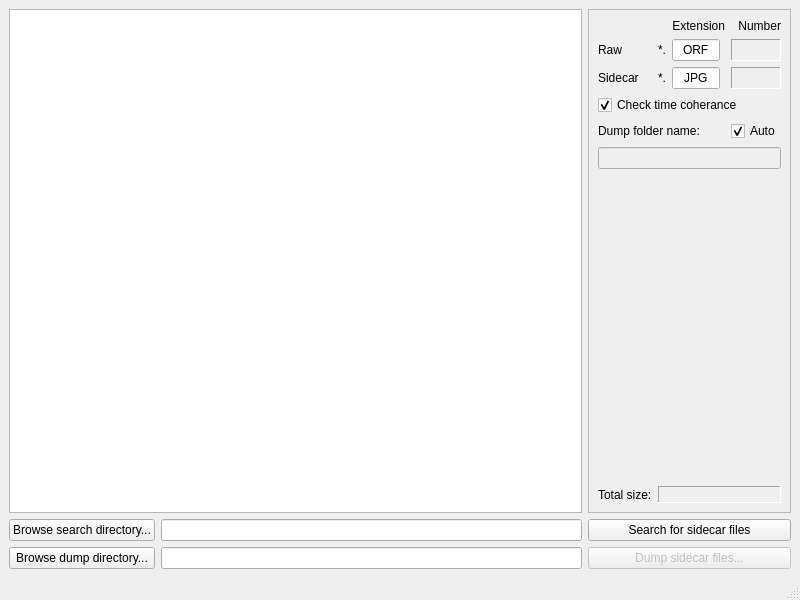
Qt form mainwindow.ui (gauvinalexandre/SidecarCleaner) before a commit.
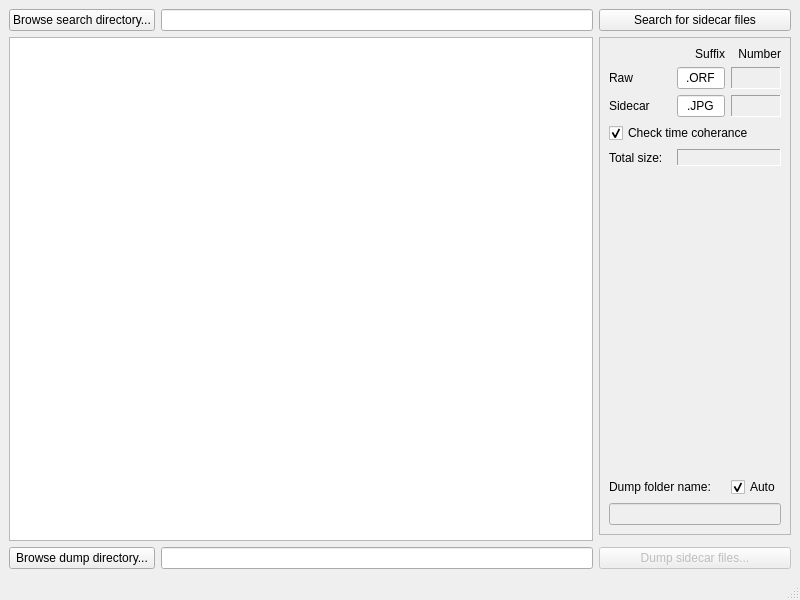
The same form after that commit.

Commit message: Extension -> Suffix

The edit to the form file:
```diff
--- a/mainwindow.ui
+++ b/mainwindow.ui
@@ -18,7 +18,7 @@
   </property>
   <widget class="QWidget" name="centralwidget">
    <layout class="QGridLayout" name="gridLayout">
-    <item row="2" column="0">
+    <item row="5" column="0">
      <widget class="QPushButton" name="browseDumpDirectoryButton">
       <property name="enabled">
        <bool>true</bool>
@@ -40,7 +40,23 @@
       </property>
      </widget>
     </item>
-    <item row="2" column="1" colspan="2">
+    <item row="1" column="1" colspan="2">
+     <widget class="QLineEdit" name="searchPathInput">
+      <property name="sizePolicy">
+       <sizepolicy hsizetype="Expanding" vsizetype="Fixed">
+        <horstretch>1</horstretch>
+        <verstretch>0</verstretch>
+       </sizepolicy>
+      </property>
+      <property name="autoFillBackground">
+       <bool>false</bool>
+      </property>
+      <property name="readOnly">
+       <bool>false</bool>
+      </property>
+     </widget>
+    </item>
+    <item row="5" column="1" colspan="2">
      <widget class="QLineEdit" name="dumpDirectoryInput">
       <property name="sizePolicy">
        <sizepolicy hsizetype="Expanding" vsizetype="Fixed">
@@ -84,20 +100,20 @@
       </property>
      </widget>
     </item>
-    <item row="0" column="0" colspan="3">
-     <widget class="QListWidget" name="searchResultDisplay">
-      <property name="sizePolicy">
-       <sizepolicy hsizetype="MinimumExpanding" vsizetype="Expanding">
-        <horstretch>0</horstretch>
-        <verstretch>0</verstretch>
-       </sizepolicy>
+    <item row="5" column="3">
+     <widget class="QPushButton" name="dumpSidecarFilesButton">
+      <property name="enabled">
+       <bool>false</bool>
       </property>
       <property name="minimumSize">
        <size>
-        <width>256</width>
-        <height>128</height>
+        <width>192</width>
+        <height>0</height>
        </size>
       </property>
+      <property name="text">
+       <string>Dump sidecar files...</string>
+      </property>
      </widget>
     </item>
     <item row="1" column="0">
@@ -119,39 +135,7 @@
       </property>
      </widget>
     </item>
-    <item row="2" column="3">
-     <widget class="QPushButton" name="dumpSidecarFilesButton">
-      <property name="enabled">
-       <bool>false</bool>
-      </property>
-      <property name="minimumSize">
-       <size>
-        <width>192</width>
-        <height>0</height>
-       </size>
-      </property>
-      <property name="text">
-       <string>Dump sidecar files...</string>
-      </property>
-     </widget>
-    </item>
-    <item row="1" column="1" colspan="2">
-     <widget class="QLineEdit" name="searchPathInput">
-      <property name="sizePolicy">
-       <sizepolicy hsizetype="Expanding" vsizetype="Fixed">
-        <horstretch>1</horstretch>
-        <verstretch>0</verstretch>
-       </sizepolicy>
-      </property>
-      <property name="autoFillBackground">
-       <bool>false</bool>
-      </property>
-      <property name="readOnly">
-       <bool>false</bool>
-      </property>
-     </widget>
-    </item>
-    <item row="0" column="3">
+    <item row="3" column="3">
      <widget class="QFrame" name="parameterFrame">
       <property name="frameShape">
        <enum>QFrame::StyledPanel</enum>
@@ -160,7 +144,7 @@
        <enum>QFrame::Raised</enum>
       </property>
       <layout class="QGridLayout" name="gridLayout_2">
-       <item row="5" column="4">
+       <item row="7" column="4">
         <widget class="QCheckBox" name="autoDumpFolderNameOption">
          <property name="sizePolicy">
           <sizepolicy hsizetype="Minimum" vsizetype="Fixed">
@@ -176,113 +160,8 @@
          </property>
         </widget>
        </item>
-       <item row="2" column="3">
-        <widget class="QLineEdit" name="sidecarExtensionInput">
-         <property name="sizePolicy">
-          <sizepolicy hsizetype="Minimum" vsizetype="Fixed">
-           <horstretch>0</horstretch>
-           <verstretch>0</verstretch>
-          </sizepolicy>
-         </property>
-         <property name="maximumSize">
-          <size>
-           <width>48</width>
-           <height>16777215</height>
-          </size>
-         </property>
-         <property name="text">
-          <string>JPG</string>
-         </property>
-         <property name="echoMode">
-          <enum>QLineEdit::Normal</enum>
-         </property>
-         <property name="alignment">
-          <set>Qt::AlignCenter</set>
-         </property>
-        </widget>
-       </item>
-       <item row="6" column="1" colspan="4">
-        <widget class="QLineEdit" name="dumpFolderNameInput">
-         <property name="enabled">
-          <bool>false</bool>
-         </property>
-         <property name="sizePolicy">
-          <sizepolicy hsizetype="Minimum" vsizetype="Fixed">
-           <horstretch>0</horstretch>
-           <verstretch>0</verstretch>
-          </sizepolicy>
-         </property>
-         <property name="minimumSize">
-          <size>
-           <width>0</width>
-           <height>0</height>
-          </size>
-         </property>
-        </widget>
-       </item>
-       <item row="12" column="2" colspan="3">
-        <widget class="QLabel" name="totalSizeDisplay">
-         <property name="sizePolicy">
-          <sizepolicy hsizetype="Minimum" vsizetype="Preferred">
-           <horstretch>0</horstretch>
-           <verstretch>0</verstretch>
-          </sizepolicy>
-         </property>
-         <property name="minimumSize">
-          <size>
-           <width>64</width>
-           <height>0</height>
-          </size>
-         </property>
-         <property name="font">
-          <font>
-           <family>Consolas</family>
-           <pointsize>10</pointsize>
-           <weight>50</weight>
-           <bold>false</bold>
-          </font>
-         </property>
-         <property name="frameShape">
-          <enum>QFrame::Panel</enum>
-         </property>
-         <property name="frameShadow">
-          <enum>QFrame::Sunken</enum>
-         </property>
-         <property name="lineWidth">
-          <number>1</number>
-         </property>
-         <property name="text">
-          <string/>
-         </property>
-         <property name="alignment">
-          <set>Qt::AlignRight|Qt::AlignTrailing|Qt::AlignVCenter</set>
-         </property>
-        </widget>
-       </item>
-       <item row="1" column="2">
-        <widget class="QLabel" name="label">
-         <property name="sizePolicy">
-          <sizepolicy hsizetype="Minimum" vsizetype="Preferred">
-           <horstretch>0</horstretch>
-           <verstretch>0</verstretch>
-          </sizepolicy>
-         </property>
-         <property name="minimumSize">
-          <size>
-           <width>0</width>
-           <height>0</height>
-          </size>
-         </property>
-         <property name="text">
-          <string>*.</string>
-         </property>
-         <property name="alignment">
-          <set>Qt::AlignRight|Qt::AlignTrailing|Qt::AlignVCenter</set>
-         </property>
-        </widget>
-       </item>
        <item row="1" column="3">
-        <widget class="QLineEdit" name="rawExtensionInput">
+        <widget class="QLineEdit" name="rawSuffixInput">
          <property name="sizePolicy">
           <sizepolicy hsizetype="Minimum" vsizetype="Fixed">
            <horstretch>0</horstretch>
@@ -296,7 +175,7 @@
           </size>
          </property>
          <property name="text">
-          <string>ORF</string>
+          <string>.ORF</string>
          </property>
          <property name="echoMode">
           <enum>QLineEdit::Normal</enum>
@@ -306,32 +185,67 @@
          </property>
         </widget>
        </item>
-       <item row="2" column="1">
-        <widget class="QLabel" name="label_9">
+       <item row="4" column="1" colspan="4">
+        <widget class="QCheckBox" name="timeCoherenceOption">
          <property name="sizePolicy">
-          <sizepolicy hsizetype="Minimum" vsizetype="Preferred">
+          <sizepolicy hsizetype="Minimum" vsizetype="Fixed">
            <horstretch>0</horstretch>
            <verstretch>0</verstretch>
           </sizepolicy>
          </property>
          <property name="minimumSize">
           <size>
-           <width>0</width>
+           <width>128</width>
            <height>0</height>
           </size>
          </property>
-         <property name="maximumSize">
+         <property name="toolTip">
+          <string>&lt;html&gt;&lt;head/&gt;&lt;body&gt;&lt;p&gt;Only select sidecar files that have the same modification time as its raw file.&lt;/p&gt;&lt;/body&gt;&lt;/html&gt;</string>
+         </property>
+         <property name="text">
+          <string>Check time coherance</string>
+         </property>
+         <property name="checked">
+          <bool>true</bool>
+         </property>
+        </widget>
+       </item>
+       <item row="0" column="3">
+        <widget class="QLabel" name="label_7">
+         <property name="sizePolicy">
+          <sizepolicy hsizetype="Minimum" vsizetype="Preferred">
+           <horstretch>0</horstretch>
+           <verstretch>0</verstretch>
+          </sizepolicy>
+         </property>
+         <property name="minimumSize">
           <size>
-           <width>16777215</width>
-           <height>16777215</height>
+           <width>48</width>
+           <height>0</height>
           </size>
          </property>
          <property name="text">
-          <string>Sidecar</string>
+          <string>Suffix</string>
          </property>
+         <property name="alignment">
+          <set>Qt::AlignRight|Qt::AlignTrailing|Qt::AlignVCenter</set>
+         </property>
         </widget>
        </item>
-       <item row="12" column="1">
+       <item row="7" column="1" colspan="3">
+        <widget class="QLabel" name="label_2">
+         <property name="sizePolicy">
+          <sizepolicy hsizetype="Minimum" vsizetype="Preferred">
+           <horstretch>0</horstretch>
+           <verstretch>0</verstretch>
+          </sizepolicy>
+         </property>
+         <property name="text">
+          <string>Dump folder name:</string>
+         </property>
+        </widget>
+       </item>
+       <item row="5" column="1" colspan="2">
         <widget class="QLabel" name="label_5">
          <property name="sizePolicy">
           <sizepolicy hsizetype="Minimum" vsizetype="Preferred">
@@ -350,70 +264,6 @@
          </property>
         </widget>
        </item>
-       <item row="1" column="4">
-        <widget class="QLabel" name="numberRawFilesDisplay">
-         <property name="sizePolicy">
-          <sizepolicy hsizetype="Minimum" vsizetype="Preferred">
-           <horstretch>0</horstretch>
-           <verstretch>0</verstretch>
-          </sizepolicy>
-         </property>
-         <property name="baseSize">
-          <size>
-           <width>0</width>
-           <height>0</height>
-          </size>
-         </property>
-         <property name="font">
-          <font>
-           <family>Consolas</family>
-           <pointsize>10</pointsize>
-           <weight>50</weight>
-           <bold>false</bold>
-          </font>
-         </property>
-         <property name="frameShape">
-          <enum>QFrame::Panel</enum>
-         </property>
-         <property name="frameShadow">
-          <enum>QFrame::Sunken</enum>
-         </property>
-         <property name="lineWidth">
-          <number>1</number>
-         </property>
-         <property name="text">
-          <string/>
-         </property>
-         <property name="alignment">
-          <set>Qt::AlignRight|Qt::AlignTrailing|Qt::AlignVCenter</set>
-         </property>
-        </widget>
-       </item>
-       <item row="1" column="1">
-        <widget class="QLabel" name="label_3">
-         <property name="sizePolicy">
-          <sizepolicy hsizetype="Minimum" vsizetype="Preferred">
-           <horstretch>0</horstretch>
-           <verstretch>0</verstretch>
-          </sizepolicy>
-         </property>
-         <property name="minimumSize">
-          <size>
-           <width>0</width>
-           <height>0</height>
-          </size>
-         </property>
-         <property name="maximumSize">
-          <size>
-           <width>16777215</width>
-           <height>16777215</height>
-          </size>
-         </property>
-         <property name="text">
-          <string>Raw</string>
-         </property>
-        </widget>
-       </item>
        <item row="2" column="4">
         <widget class="QLabel" name="numberSidecarFilesDisplay">
          <property name="sizePolicy">
@@ -481,7 +331,129 @@
          </property>
         </widget>
        </item>
-       <item row="11" column="1" colspan="4">
+       <item row="5" column="3" colspan="2">
+        <widget class="QLabel" name="totalSizeDisplay">
+         <property name="sizePolicy">
+          <sizepolicy hsizetype="Minimum" vsizetype="Preferred">
+           <horstretch>0</horstretch>
+           <verstretch>0</verstretch>
+          </sizepolicy>
+         </property>
+         <property name="minimumSize">
+          <size>
+           <width>64</width>
+           <height>0</height>
+          </size>
+         </property>
+         <property name="font">
+          <font>
+           <family>Consolas</family>
+           <pointsize>10</pointsize>
+           <weight>50</weight>
+           <bold>false</bold>
+          </font>
+         </property>
+         <property name="frameShape">
+          <enum>QFrame::Panel</enum>
+         </property>
+         <property name="frameShadow">
+          <enum>QFrame::Sunken</enum>
+         </property>
+         <property name="lineWidth">
+          <number>1</number>
+         </property>
+         <property name="text">
+          <string/>
+         </property>
+         <property name="alignment">
+          <set>Qt::AlignRight|Qt::AlignTrailing|Qt::AlignVCenter</set>
+         </property>
+        </widget>
+       </item>
+       <item row="2" column="3">
+        <widget class="QLineEdit" name="sidecarSuffixInput">
+         <property name="sizePolicy">
+          <sizepolicy hsizetype="Minimum" vsizetype="Fixed">
+           <horstretch>0</horstretch>
+           <verstretch>0</verstretch>
+          </sizepolicy>
+         </property>
+         <property name="maximumSize">
+          <size>
+           <width>48</width>
+           <height>16777215</height>
+          </size>
+         </property>
+         <property name="text">
+          <string>.JPG</string>
+         </property>
+         <property name="echoMode">
+          <enum>QLineEdit::Normal</enum>
+         </property>
+         <property name="alignment">
+          <set>Qt::AlignCenter</set>
+         </property>
+        </widget>
+       </item>
+       <item row="1" column="4">
+        <widget class="QLabel" name="numberRawFilesDisplay">
+         <property name="sizePolicy">
+          <sizepolicy hsizetype="Minimum" vsizetype="Preferred">
+           <horstretch>0</horstretch>
+           <verstretch>0</verstretch>
+          </sizepolicy>
+         </property>
+         <property name="baseSize">
+          <size>
+           <width>0</width>
+           <height>0</height>
+          </size>
+         </property>
+         <property name="font">
+          <font>
+           <family>Consolas</family>
+           <pointsize>10</pointsize>
+           <weight>50</weight>
+           <bold>false</bold>
+          </font>
+         </property>
+         <property name="frameShape">
+          <enum>QFrame::Panel</enum>
+         </property>
+         <property name="frameShadow">
+          <enum>QFrame::Sunken</enum>
+         </property>
+         <property name="lineWidth">
+          <number>1</number>
+         </property>
+         <property name="text">
+          <string/>
+         </property>
+         <property name="alignment">
+          <set>Qt::AlignRight|Qt::AlignTrailing|Qt::AlignVCenter</set>
+         </property>
+        </widget>
+       </item>
+       <item row="8" column="1" colspan="4">
+        <widget class="QLineEdit" name="dumpFolderNameInput">
+         <property name="enabled">
+          <bool>false</bool>
+         </property>
+         <property name="sizePolicy">
+          <sizepolicy hsizetype="Minimum" vsizetype="Fixed">
+           <horstretch>0</horstretch>
+           <verstretch>0</verstretch>
+          </sizepolicy>
+         </property>
+         <property name="minimumSize">
+          <size>
+           <width>0</width>
+           <height>0</height>
+          </size>
+         </property>
+        </widget>
+       </item>
+       <item row="6" column="1" colspan="4">
         <spacer name="verticalSpacer_2">
          <property name="orientation">
           <enum>Qt::Vertical</enum>
@@ -494,8 +466,8 @@
          </property>
         </spacer>
        </item>
-       <item row="2" column="2">
-        <widget class="QLabel" name="label_4">
+       <item row="1" column="1" colspan="2">
+        <widget class="QLabel" name="label_3">
          <property name="sizePolicy">
           <sizepolicy hsizetype="Minimum" vsizetype="Preferred">
            <horstretch>0</horstretch>
@@ -508,41 +480,19 @@
            <height>0</height>
           </size>
          </property>
-         <property name="text">
-          <string>*.</string>
-         </property>
-         <property name="alignment">
-          <set>Qt::AlignRight|Qt::AlignTrailing|Qt::AlignVCenter</set>
-         </property>
-        </widget>
-       </item>
-       <item row="4" column="1" colspan="4">
-        <widget class="QCheckBox" name="timeCoherenceOption">
-         <property name="sizePolicy">
-          <sizepolicy hsizetype="Minimum" vsizetype="Fixed">
-           <horstretch>0</horstretch>
-           <verstretch>0</verstretch>
-          </sizepolicy>
-         </property>
-         <property name="minimumSize">
+         <property name="maximumSize">
           <size>
-           <width>128</width>
-           <height>0</height>
+           <width>16777215</width>
+           <height>16777215</height>
           </size>
          </property>
-         <property name="toolTip">
-          <string>&lt;html&gt;&lt;head/&gt;&lt;body&gt;&lt;p&gt;Only select sidecar files that have the same modification time as its raw file.&lt;/p&gt;&lt;/body&gt;&lt;/html&gt;</string>
-         </property>
          <property name="text">
-          <string>Check time coherance</string>
+          <string>Raw</string>
          </property>
-         <property name="checked">
-          <bool>true</bool>
-         </property>
         </widget>
        </item>
-       <item row="0" column="3">
-        <widget class="QLabel" name="label_7">
+       <item row="2" column="1" colspan="2">
+        <widget class="QLabel" name="label_9">
          <property name="sizePolicy">
           <sizepolicy hsizetype="Minimum" vsizetype="Preferred">
            <horstretch>0</horstretch>
@@ -551,34 +501,40 @@
          </property>
          <property name="minimumSize">
           <size>
-           <width>48</width>
+           <width>0</width>
            <height>0</height>
           </size>
          </property>
-         <property name="text">
-          <string>Extension</string>
+         <property name="maximumSize">
+          <size>
+           <width>16777215</width>
+           <height>16777215</height>
+          </size>
          </property>
-         <property name="alignment">
-          <set>Qt::AlignRight|Qt::AlignTrailing|Qt::AlignVCenter</set>
-         </property>
-        </widget>
-       </item>
-       <item row="5" column="1" colspan="3">
-        <widget class="QLabel" name="label_2">
-         <property name="sizePolicy">
-          <sizepolicy hsizetype="Minimum" vsizetype="Preferred">
-           <horstretch>0</horstretch>
-           <verstretch>0</verstretch>
-          </sizepolicy>
-         </property>
          <property name="text">
-          <string>Dump folder name:</string>
+          <string>Sidecar</string>
          </property>
         </widget>
        </item>
       </layout>
      </widget>
     </item>
+    <item row="3" column="0" rowspan="2" colspan="3">
+     <widget class="QListWidget" name="searchResultDisplay">
+      <property name="sizePolicy">
+       <sizepolicy hsizetype="MinimumExpanding" vsizetype="Expanding">
+        <horstretch>0</horstretch>
+        <verstretch>0</verstretch>
+       </sizepolicy>
+      </property>
+      <property name="minimumSize">
+       <size>
+        <width>256</width>
+        <height>128</height>
+       </size>
+      </property>
+     </widget>
+    </item>
    </layout>
   </widget>
   <widget class="QMenuBar" name="menubar">
```
The commit also changes 1 other file.
